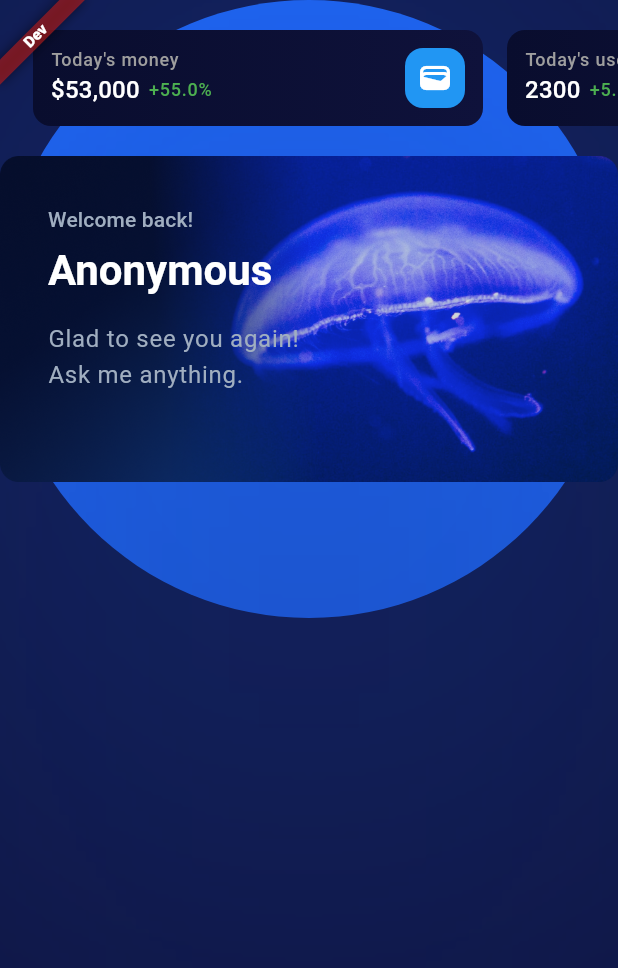
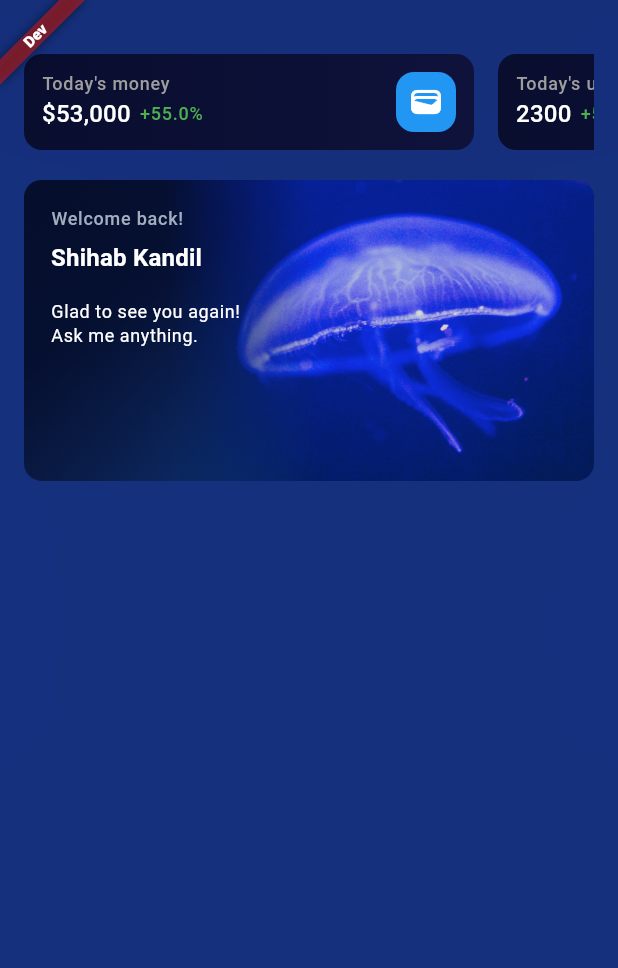
Before and after one commit to shihabkandil/admin-dashboard, a Flutter app: the DashboardScreen screen opened by its route, on a phone screen of 412 x 824 dp. Shown: the top 968 px of the screen. Run offline on Flutter 3.47's test engine with Material 3 defaults, Android fonts, the phone set to English and light mode, and no system bars; our stand-ins replace auto_route, dartz, flutter_bloc, freezed_annotation, get_it and 3 more; generated files the repository leaves out were written again.

Commit message:
fix: Sizing welcome_card.dart

```diff
--- a/lib/features/dashboard/presentation/screens/dashboard_screen.dart
+++ b/lib/features/dashboard/presentation/screens/dashboard_screen.dart
@@ -16,17 +16,22 @@ class DashboardScreen extends StatelessWidget {
   Widget build(BuildContext context) {
     return Scaffold(
       backgroundColor: AppColors.primaryColor,
-      body: Stack(
+      body: SafeArea(
+        child: Padding(
+          padding: const EdgeInsets.all(16),
+          child: Stack(
             children: [
-          CircleAvatar(
+              Center(
+                child: CircleAvatar(
                   radius: MediaQuery.sizeOf(context).width / 2,
                   backgroundColor: AppColors.blue,
+                ),
               ),
               BackdropFilter(
                 filter: ImageFilter.blur(
                   sigmaY: 400,
                   sigmaX: 300,
-              tileMode: TileMode.decal,
+                  tileMode: TileMode.repeated,
                 ),
                 child: Column(
                   mainAxisSize: MainAxisSize.min,
@@ -34,12 +39,14 @@ class DashboardScreen extends StatelessWidget {
                     20.verticalSpace,
                     const HeaderCardsList(),
                     20.verticalSpace,
-                const WelcomeCard(name: 'Anonymous')
+                    const WelcomeCard(name: 'Shihab Kandil')
                   ],
                 ),
               ),
             ],
           ),
+        ),
+      ),
     );
   }
 }
--- a/lib/features/dashboard/presentation/widgets/header_cards_list.dart
+++ b/lib/features/dashboard/presentation/widgets/header_cards_list.dart
@@ -15,7 +15,6 @@ class HeaderCardsList extends StatelessWidget {
         scrollDirection: Axis.horizontal,
         child: Row(
           children: [
-            22.horizontalSpace,
             HeaderAnalyticsCard(
               title: context.localizer.todaysMoney,
               percentage: 55,
--- a/lib/features/dashboard/presentation/widgets/welcome_card.dart
+++ b/lib/features/dashboard/presentation/widgets/welcome_card.dart
@@ -1,9 +1,9 @@
-import 'package:admin_dashboard/common/extensions/widgets_extensions.dart';
 import 'package:flutter/material.dart';
 
 import '../../../../common/constants/theme/app_colors.dart';
 import '../../../../common/constants/theme/app_theme_data.dart';
 import '../../../../common/extensions/context_extensions.dart';
+import '../../../../common/extensions/widgets_extensions.dart';
 import '../../../../gen/assets.gen.dart';
 
 class WelcomeCard extends StatelessWidget {
@@ -17,25 +17,27 @@ class WelcomeCard extends StatelessWidget {
       width: 650,
       height: 340,
       child: DecoratedBox(
-        decoration: BoxDecoration(borderRadius: BorderRadius.circular(20)),
+        decoration: BoxDecoration(
+          borderRadius: BorderRadius.circular(12),
+        ),
         child: Stack(
           children: [
             Assets.images.welcomeBackground.image(fit: BoxFit.fill),
             Padding(
-              padding: const EdgeInsets.all(32),
+              padding: const EdgeInsets.all(18),
               child: Column(
                 crossAxisAlignment: CrossAxisAlignment.start,
                 children: [
                   Text(
                     context.localizer.welcomeBack,
-                    style: context.textTheme.labelLarge!.copyWith(
+                    style: context.textTheme.labelMedium!.copyWith(
                       color: AppColors.grayishBlue,
                     ),
                   ),
                   6.verticalSpace,
                   Text(
                     name,
-                    style: context.textTheme.headlineMedium!.copyWith(
+                    style: context.textTheme.titleMedium!.copyWith(
                       fontWeight: FontWeight.bold,
                     ),
                   ),
@@ -43,8 +45,8 @@ class WelcomeCard extends StatelessWidget {
                   Text(
                     context.localizer.gladToSeeYou,
                     textAlign: TextAlign.start,
-                    style: context.textTheme.bodyLarge!.copyWith(
-                      color: AppColors.grayishBlue,
+                    style: context.textTheme.bodySmall!.copyWith(
+                      color: Colors.white,
                     ),
                   ),
                 ],
```
Lines whose indentation alone changed are shown as unchanged.
